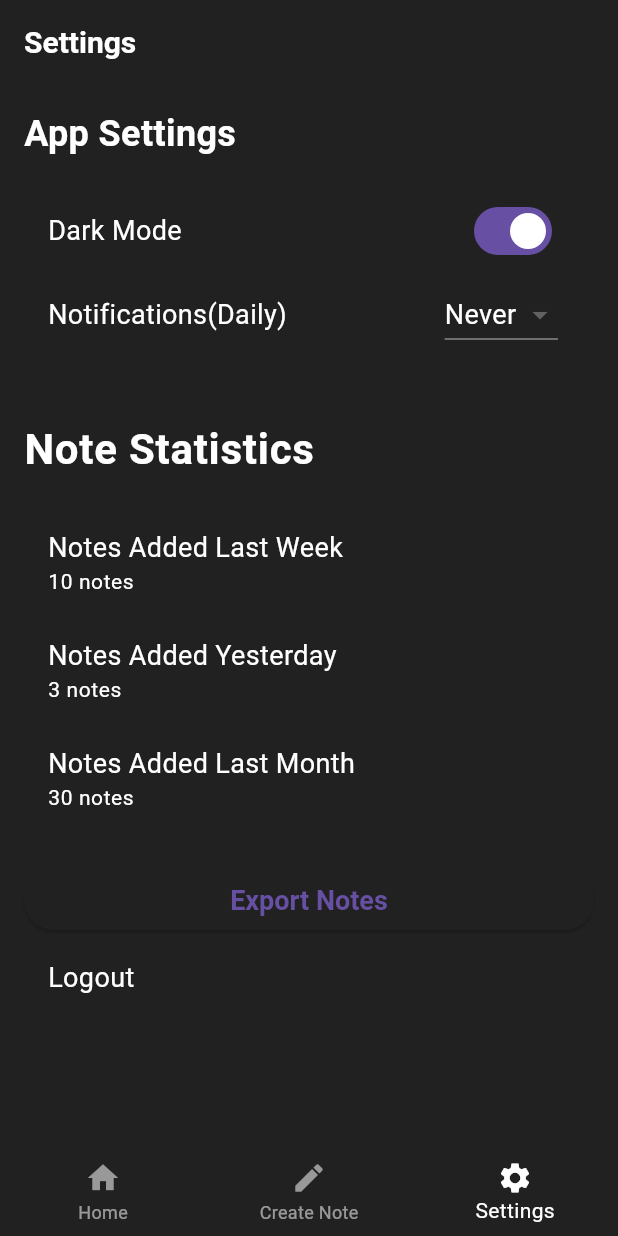
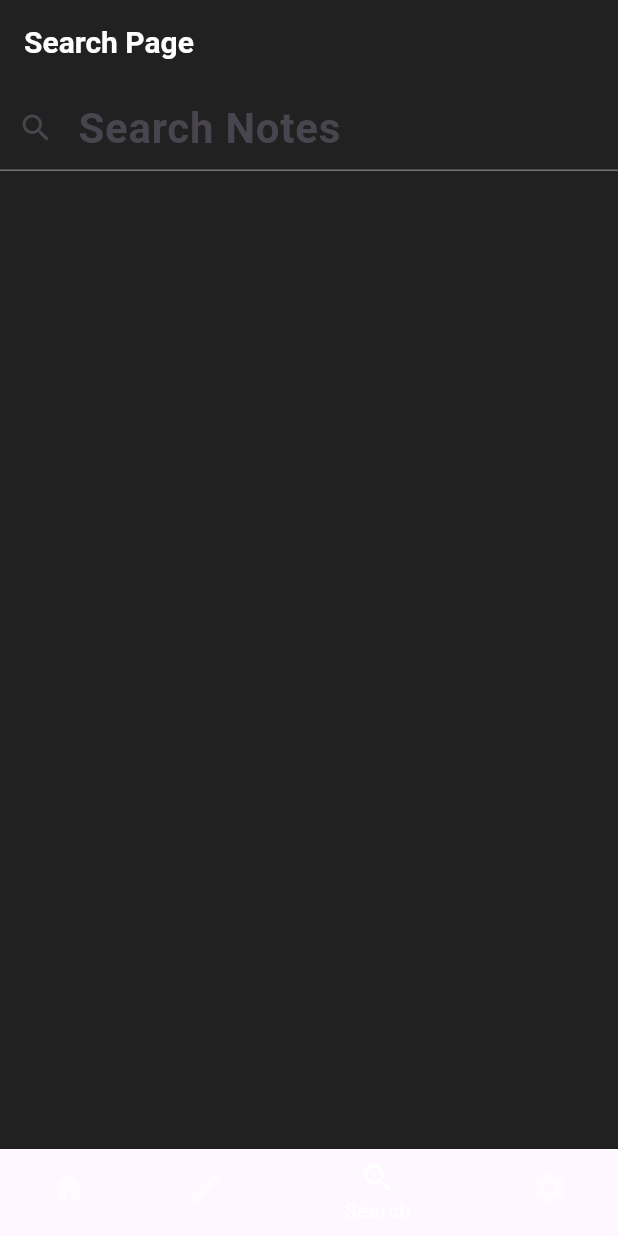
Before and after one commit to dhruvdabhi101/refectify, a Flutter app: the screen it shows once a user with an empty profile is signed in, item 3 of the bottom bar chosen, on a phone screen of 412 x 824 dp. Run offline on Flutter 3.47's test engine with Material 2 defaults, Android fonts, the phone set to English and light mode, and no system bars; our stand-ins replace firebase_auth, firebase_core, firebase_database, flutter_local_notifications, google_sign_in, pdf and 2 more; missing offline and left inert: flutter_quill, onboarding; accounts and stored records are empty; generated files the repository leaves out were written again.

Commit message:
Add: Search page, backup option.

```diff
--- a/lib/pages/components/note.dart
+++ b/lib/pages/components/note.dart
@@ -1,4 +1,5 @@
 class Note {
+  final int id;
   final String title;
   final String content;
   final DateTime creationDate;
@@ -7,7 +8,7 @@ class Note {
     required this.title,
     required this.content,
     required this.creationDate,
-  });
+  }) : id = creationDate.millisecondsSinceEpoch;
 
   Map<String, dynamic> toMap() {
     return {
--- a/lib/pages/home.dart
+++ b/lib/pages/home.dart
@@ -2,6 +2,7 @@ import 'package:firebase_auth/firebase_auth.dart';
 import 'package:flutter/material.dart';
 import 'package:refectify/pages/components/note.dart';
 import 'package:refectify/pages/components/note_manager.dart';
+import 'package:refectify/pages/search.dart';
 import 'package:refectify/pages/settings.dart';
 import 'package:refectify/pages/editing.dart';
 import 'package:shared_preferences/shared_preferences.dart';
@@ -18,8 +19,8 @@ class _Home extends State<Home> {
   int idx = 0;
   static const List<Widget> pages = <Widget>[
     HomePage(),
-    // EditorPage(),
     EditorPage(),
+    SearchPage(),
     SettingsPage()
   ];
   @override
@@ -30,6 +31,7 @@ class _Home extends State<Home> {
           BottomNavigationBarItem(icon: Icon(Icons.home), label: "Home"),
           BottomNavigationBarItem(
               icon: Icon(Icons.create), label: "Create Note"),
+          BottomNavigationBarItem(icon: Icon(Icons.search), label: "Search"),
           BottomNavigationBarItem(
               icon: Icon(Icons.settings), label: "Settings"),
         ],
@@ -69,16 +71,23 @@ class _HomePageState extends State<HomePage> {
       return "Night";
     }
   }
+
   @override
   void initState() {
     super.initState();
     getNotes();
   }
 
-  getNotes() async{
+  getNotes() async {
     SharedPreferences sharedPreferences = await SharedPreferences.getInstance();
     NoteManager noteManager = NoteManager(sharedPreferences);
     notes = noteManager.getNotes();
+  }
+
+  getGreeting() {
+    User? currentUser = FirebaseAuth.instance.currentUser;
+    if (null == currentUser) return 'Local User';
+    return currentUser.displayName;
   }
 
   @override
@@ -111,7 +120,7 @@ class _HomePageState extends State<HomePage> {
                   height: 100.0,
                   width: 330.0,
                   child: Text(
-                    "Good ${getStateOfDay()}, ${FirebaseAuth.instance.currentUser!.displayName}!",
+                    "Good ${getStateOfDay()}, ${getGreeting()}!",
                     style: Theme.of(context).textTheme.bodyMedium,
                   ),
                 ),
@@ -126,7 +135,6 @@ class _HomePageState extends State<HomePage> {
                 itemBuilder: (context, index) {
                   return NoteCard(notes[index]);
                 },
-
               ),
             ),
           ],
--- /dev/null
+++ b/lib/pages/search.dart
@@ -0,0 +1,86 @@
+import 'package:flutter/material.dart';
+import 'package:refectify/pages/components/note.dart';
+import 'package:refectify/pages/components/note_manager.dart';
+import 'package:refectify/reuseable_widgets/note_card.dart';
+import 'package:shared_preferences/shared_preferences.dart';
+
+class SearchPage extends StatefulWidget {
+  const SearchPage({super.key});
+  @override
+  State<SearchPage> createState() => _SearchPageState();
+}
+
+class _SearchPageState extends State<SearchPage> {
+  List<Note> notes = [
+    Note(
+      title: 'Meeting Notes',
+      creationDate: DateTime.now(),
+      content: 'Discuss project timelines and goals.',
+    ),
+  ];
+
+  TextEditingController searchController = TextEditingController();
+  List<Note> filteredNotesList = [];
+
+  @override
+  void initState() {
+    super.initState();
+    getNotes();
+  }
+
+  getNotes() async {
+    SharedPreferences prefs = await SharedPreferences.getInstance();
+    NoteManager noteManager = NoteManager(prefs);
+    List<Note> notes = noteManager.getNotes();
+    setState(() {
+      this.notes = notes;
+      filteredNotesList = notes;
+    });
+  }
+  void onSearchTextChanged(String query) {
+    List<Note> filteredNotes = [];
+
+    if (query.isEmpty) {
+      filteredNotes = notes; // Show all notes if the query is empty.
+    } else {
+      query = query.toLowerCase();
+      filteredNotes = notes.where((note) {
+        return note.title.toLowerCase().contains(query) ||
+            note.content.toLowerCase().contains(query);
+      }).toList();
+    }
+
+    setState(() {
+      filteredNotesList = filteredNotes;
+    });
+  }
+
+  @override
+  Widget build(BuildContext context) {
+    return Scaffold(
+      appBar: AppBar(
+        title: const Text('Search Page'),
+      ),
+      body: Column(
+        children: [
+          TextField(
+            controller: searchController,
+            decoration: const InputDecoration(
+              hintText: 'Search Notes',
+              prefixIcon: Icon(Icons.search),
+            ),
+            onChanged: onSearchTextChanged,
+          ),
+          Expanded(
+            child: ListView.builder(
+              itemCount: filteredNotesList.length,
+              itemBuilder: (context, index) {
+                return NoteCard(filteredNotesList[index]);
+              },
+            ),
+          ),
+        ],
+      ),
+    );
+  }
+}
--- a/pubspec.yaml
+++ b/pubspec.yaml
@@ -37,13 +37,14 @@ dependencies:
   onboarding: ^3.1.0
   flutter_quill: ^7.4.6
   firebase_auth: ^4.10.0
-  firebase_core: ^2.16.0
+  firebase_core: ^2.19.0
   google_sign_in: ^6.1.5
   provider: ^6.0.5
   pdf: ^3.10.4
   printing: ^5.11.0
   flutter_local_notifications: ^15.1.1
   shared_preferences: ^2.2.1
+  firebase_database: ^10.3.1
 
 dev_dependencies:
   flutter_test:
```
Also changed, not shown: lib/pages/components/backup.dart (added, +46 -0 lines), lib/pages/components/note_manager.dart (+7 -2 lines), lib/pages/components/notepage.dart (+14 -9 lines), lib/pages/onboarding.dart (+15 -19 lines), lib/pages/settings.dart (+107 -16 lines).
